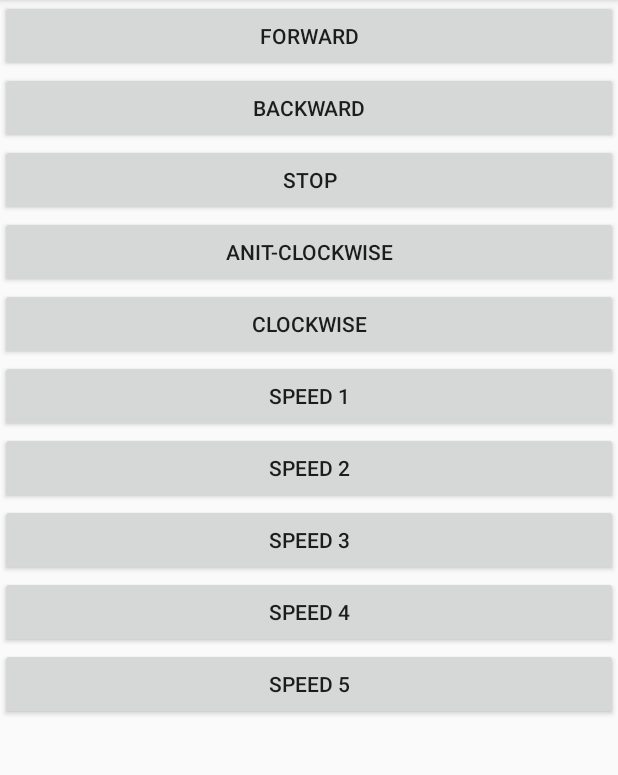
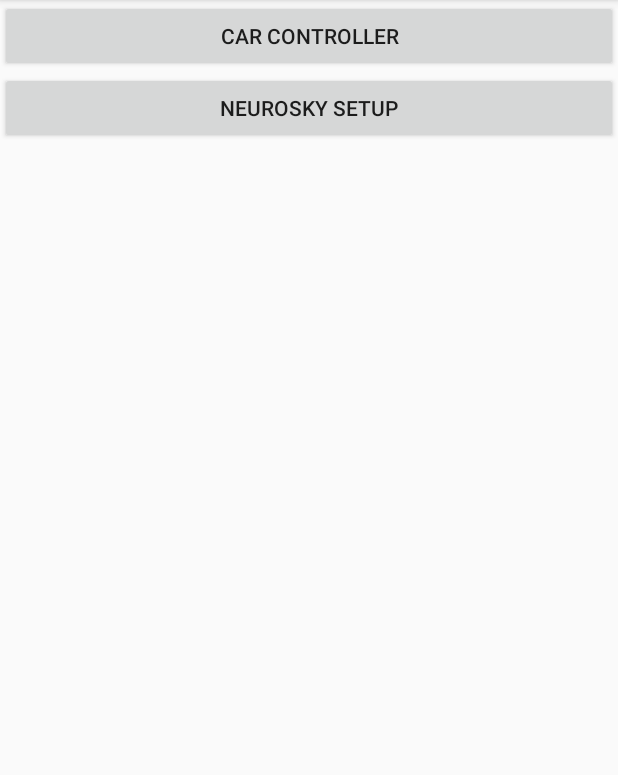
Before and after one commit to JamesDaniel/rc-car, an Android app: the screen it shows after launch (MainActivity before the commit, HomeActivity after it), on a phone screen of 412 x 824 dp, the part 84-859 px from its top. Run offline under Robolectric (Android 15) with nearby library versions, the phone set to English and light mode, and no system bars.

Commit message:
added new activities

```diff
--- a/android-controls-car/rccar/app/src/main/AndroidManifest.xml
+++ b/android-controls-car/rccar/app/src/main/AndroidManifest.xml
@@ -11,13 +11,15 @@
         android:roundIcon="@mipmap/ic_launcher_round"
         android:supportsRtl="true"
         android:theme="@style/AppTheme">
-        <activity android:name=".activities.MainActivity">
+        <activity android:name=".activities.DirectRcCarControls" />
+        <activity android:name=".activities.HomeActivity">
             <intent-filter>
                 <action android:name="android.intent.action.MAIN" />
 
                 <category android:name="android.intent.category.LAUNCHER" />
             </intent-filter>
         </activity>
+        <activity android:name=".activities.NeuroSkySetupActivity"></activity>
     </application>
 
 </manifest>
--- a/android-controls-car/rccar/app/src/main/java/jamesmcgarr/me/rccar/activities/MainActivity.java
+++ b/android-controls-car/rccar/app/src/main/java/jamesmcgarr/me/rccar/activities/DirectRcCarControls.java
@@ -12,7 +12,7 @@
 import jamesmcgarr.me.rccar.utils.AppConstants;
 import jamesmcgarr.me.rccar.utils.HttpUtils;
 
-public class MainActivity extends AppCompatActivity implements View.OnClickListener{
+public class DirectRcCarControls extends AppCompatActivity implements View.OnClickListener{
 
     private Button instruction0Btn;
     private Button instruction1Btn;
@@ -28,7 +28,7 @@
     @Override
     protected void onCreate(Bundle savedInstanceState) {
         super.onCreate(savedInstanceState);
-        setContentView(R.layout.activity_main);
+        setContentView(R.layout.activity_direct_rc_car_controls);
 
         instruction0Btn = findViewById(R.id.instruction0Btn);
         instruction1Btn = findViewById(R.id.instruction1Btn);
--- /dev/null
+++ b/android-controls-car/rccar/app/src/main/java/jamesmcgarr/me/rccar/activities/HomeActivity.java
@@ -0,0 +1,41 @@
+package jamesmcgarr.me.rccar.activities;
+
+import android.content.Intent;
+import android.support.v7.app.AppCompatActivity;
+import android.os.Bundle;
+import android.view.View;
+import android.widget.Button;
+import android.widget.TextView;
+
+import jamesmcgarr.me.rccar.R;
+
+public class HomeActivity extends AppCompatActivity implements View.OnClickListener {
+
+    private Button controllerBtn;
+    private Button neuroskySetupBtn;
+
+    @Override
+    protected void onCreate(Bundle savedInstanceState) {
+        super.onCreate(savedInstanceState);
+        setContentView(R.layout.activity_home);
+
+        controllerBtn = findViewById(R.id.controllerBtn);
+        neuroskySetupBtn = findViewById(R.id.neuroskySetupBtn);
+        controllerBtn.setOnClickListener(this);
+        neuroskySetupBtn.setOnClickListener(this);
+    }
+
+    @Override
+    public void onClick(View v) {
+        switch (v.getId()) {
+            case R.id.controllerBtn:
+                startActivity(new Intent(this, DirectRcCarControls.class));
+                break;
+            case R.id.neuroskySetupBtn:
+                startActivity(new Intent(this, NeuroSkySetupActivity.class));
+                break;
+            default:
+
+        }
+    }
+}
--- a/android-controls-car/rccar/app/src/main/res/layout/activity_main.xml
+++ b/android-controls-car/rccar/app/src/main/res/layout/activity_direct_rc_car_controls.xml
@@ -3,7 +3,7 @@
     xmlns:tools="http://schemas.android.com/tools"
     android:layout_width="match_parent"
     android:layout_height="match_parent"
-    tools:context="jamesmcgarr.me.rccar.activities.MainActivity">
+    tools:context="jamesmcgarr.me.rccar.activities.DirectRcCarControls">
 
     <Button
         android:id="@+id/instruction0Btn"
--- /dev/null
+++ b/android-controls-car/rccar/app/src/main/res/layout/activity_home.xml
@@ -0,0 +1,22 @@
+<?xml version="1.0" encoding="utf-8"?>
+<RelativeLayout xmlns:android="http://schemas.android.com/apk/res/android"
+    xmlns:tools="http://schemas.android.com/tools"
+    android:layout_width="match_parent"
+    android:layout_height="match_parent"
+    tools:context=".activities.HomeActivity">
+
+    <Button
+        android:id="@+id/controllerBtn"
+        android:layout_width="match_parent"
+        android:layout_height="wrap_content"
+        android:text="Car Controller"/>
+
+    <Button
+        android:id="@+id/neuroskySetupBtn"
+        android:layout_width="match_parent"
+        android:layout_height="wrap_content"
+        android:text="Neurosky setup"
+        android:layout_below="@+id/controllerBtn"/>
+
+
+</RelativeLayout>
```
Also changed, not shown: android-controls-car/rccar/app/src/main/java/jamesmcgarr/me/rccar/activities/NeuroSkySetupActivity.java (added, +15 -0 lines), android-controls-car/rccar/app/src/main/res/layout/activity_neuro_sky_setup.xml (added, +14 -0 lines).
